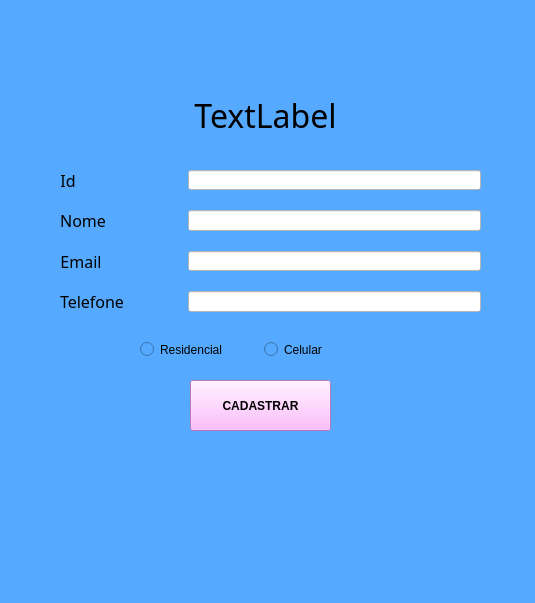
DioneKx/DS-Fundamentos-Python-Jhonny, file fundamentos/aula07/agenda/agenda.ui: the form before one commit.
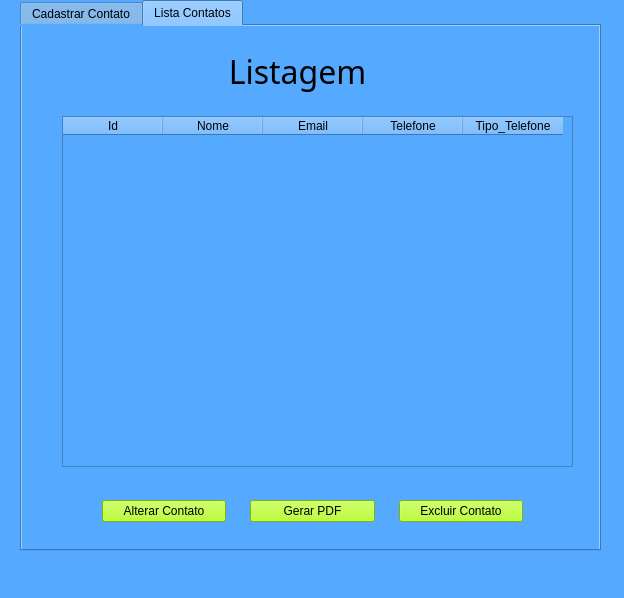
The form after the commit. The open tabs and pages were chosen to show the change.

Commit message: Jhonny: schedule-continued

Patch:
```diff
--- a/fundamentos/aula07/agenda/agenda.ui
+++ b/fundamentos/aula07/agenda/agenda.ui
@@ -9,8 +9,8 @@
    <rect>
     <x>0</x>
     <y>0</y>
-    <width>535</width>
-    <height>603</height>
+    <width>624</width>
+    <height>598</height>
    </rect>
   </property>
   <property name="cursor">
@@ -29,11 +29,92 @@
    <enum>Qt::ToolButtonIconOnly</enum>
   </property>
   <widget class="QWidget" name="centralwidget">
+   <widget class="QTabWidget" name="tabs">
+    <property name="enabled">
+     <bool>true</bool>
+    </property>
+    <property name="geometry">
+     <rect>
+      <x>20</x>
+      <y>0</y>
+      <width>581</width>
+      <height>551</height>
+     </rect>
+    </property>
+    <property name="focusPolicy">
+     <enum>Qt::TabFocus</enum>
+    </property>
+    <property name="currentIndex">
+     <number>0</number>
+    </property>
+    <property name="movable">
+     <bool>false</bool>
+    </property>
+    <widget class="QWidget" name="register_tab">
+     <attribute name="title">
+      <string>Cadastrar Contato</string>
+     </attribute>
+     <widget class="QPushButton" name="btnRegister">
+      <property name="geometry">
+       <rect>
+        <x>220</x>
+        <y>400</y>
+        <width>141</width>
+        <height>51</height>
+       </rect>
+      </property>
+      <property name="font">
+       <font>
+        <weight>75</weight>
+        <bold>true</bold>
+       </font>
+      </property>
+      <property name="styleSheet">
+       <string notr="true">background-color: rgb(255, 170, 255);</string>
+      </property>
+      <property name="text">
+       <string>CADASTRAR</string>
+      </property>
+     </widget>
+     <widget class="QLabel" name="label">
+      <property name="geometry">
+       <rect>
+        <x>210</x>
+        <y>100</y>
+        <width>171</width>
+        <height>71</height>
+       </rect>
+      </property>
+      <property name="font">
+       <font>
+        <family>Rockwell</family>
+        <pointsize>24</pointsize>
+        <weight>50</weight>
+        <italic>false</italic>
+        <bold>false</bold>
+       </font>
+      </property>
+      <property name="layoutDirection">
+       <enum>Qt::LeftToRight</enum>
+      </property>
+      <property name="styleSheet">
+       <string notr="true"/>
+      </property>
+      <property name="text">
+       <string>Cadastrar</string>
+      </property>
+      <property name="textFormat">
+       <enum>Qt::AutoText</enum>
+      </property>
+      <property name="alignment">
+       <set>Qt::AlignCenter</set>
+      </property>
+     </widget>
    <widget class="QWidget" name="formLayoutWidget">
     <property name="geometry">
      <rect>
-      <x>60</x>
-      <y>170</y>
+        <x>90</x>
+        <y>190</y>
       <width>421</width>
       <height>142</height>
      </rect>
@@ -200,7 +281,10 @@
       </widget>
      </item>
      <item row="0" column="1">
-      <widget class="QLineEdit" name="lineEdit">
+        <widget class="QLineEdit" name="id_contact">
+         <property name="enabled">
+          <bool>true</bool>
+         </property>
        <property name="styleSheet">
         <string notr="true">background-color: rgb(255, 255, 255);</string>
        </property>
@@ -214,8 +298,8 @@
    <widget class="QWidget" name="horizontalLayoutWidget">
     <property name="geometry">
      <rect>
-      <x>140</x>
-      <y>340</y>
+        <x>180</x>
+        <y>360</y>
       <width>241</width>
       <height>19</height>
      </rect>
@@ -237,33 +321,102 @@
      </item>
     </layout>
    </widget>
-   <widget class="QPushButton" name="btnRegister">
+    </widget>
+    <widget class="QWidget" name="contact_tab">
+     <attribute name="title">
+      <string>Lista Contatos</string>
+     </attribute>
+     <widget class="QTableWidget" name="tableWidget">
+      <property name="geometry">
+       <rect>
+        <x>40</x>
+        <y>90</y>
+        <width>511</width>
+        <height>351</height>
+       </rect>
+      </property>
+      <property name="autoFillBackground">
+       <bool>false</bool>
+      </property>
+      <property name="sortingEnabled">
+       <bool>false</bool>
+      </property>
+      <column>
+       <property name="text">
+        <string>Id</string>
+       </property>
+      </column>
+      <column>
+       <property name="text">
+        <string>Nome</string>
+       </property>
+      </column>
+      <column>
+       <property name="text">
+        <string>Email</string>
+       </property>
+      </column>
+      <column>
+       <property name="text">
+        <string>Telefone</string>
+       </property>
+      </column>
+      <column>
+       <property name="text">
+        <string>Tipo_Telefone</string>
+       </property>
+      </column>
+     </widget>
+     <widget class="QWidget" name="horizontalLayoutWidget_2">
+      <property name="geometry">
+       <rect>
+        <x>80</x>
+        <y>460</y>
+        <width>421</width>
+        <height>51</height>
+       </rect>
+      </property>
+      <layout class="QHBoxLayout" name="horizontalLayout_4">
+       <property name="spacing">
+        <number>24</number>
+       </property>
+       <item>
+        <widget class="QPushButton" name="pushButton_2">
+         <property name="styleSheet">
+          <string notr="true">background-color: rgb(170, 255, 0);</string>
+         </property>
+         <property name="text">
+          <string>Alterar Contato</string>
+         </property>
+        </widget>
+       </item>
+       <item>
+        <widget class="QPushButton" name="pushButton">
+         <property name="styleSheet">
+          <string notr="true">background-color: rgb(170, 255, 0);</string>
+         </property>
+         <property name="text">
+          <string>Gerar PDF</string>
+         </property>
+        </widget>
+       </item>
+       <item>
+        <widget class="QPushButton" name="pushButton_3">
+         <property name="styleSheet">
+          <string notr="true">background-color: rgb(170, 255, 0);</string>
+         </property>
+         <property name="text">
+          <string>Excluir Contato</string>
+         </property>
+        </widget>
+       </item>
+      </layout>
+     </widget>
+     <widget class="QLabel" name="label_6">
     <property name="geometry">
      <rect>
       <x>190</x>
-      <y>380</y>
-      <width>141</width>
-      <height>51</height>
-     </rect>
-    </property>
-    <property name="font">
-     <font>
-      <weight>75</weight>
-      <bold>true</bold>
-     </font>
-    </property>
-    <property name="styleSheet">
-     <string notr="true">background-color: rgb(255, 170, 255);</string>
-    </property>
-    <property name="text">
-     <string>CADASTRAR</string>
-    </property>
-   </widget>
-   <widget class="QLabel" name="label">
-    <property name="geometry">
-     <rect>
-      <x>180</x>
-      <y>80</y>
+        <y>10</y>
       <width>171</width>
       <height>71</height>
      </rect>
@@ -284,7 +437,7 @@
      <string notr="true"/>
     </property>
     <property name="text">
-     <string>TextLabel</string>
+       <string>Listagem</string>
     </property>
     <property name="textFormat">
      <enum>Qt::AutoText</enum>
@@ -292,6 +445,8 @@
     <property name="alignment">
      <set>Qt::AlignCenter</set>
     </property>
+     </widget>
+    </widget>
    </widget>
   </widget>
   <widget class="QMenuBar" name="menubar">
```
Left out of the diff: 12 changed lines with no effect on the pictures. Lines whose indentation alone changed are shown as unchanged. The commit also changes 2 other files.
